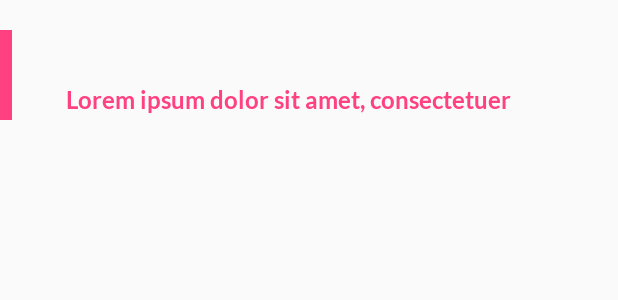
After one commit to Yorxxx/playednext, an Android app: the layout gamerelation_list_header.xml on its own in the app's theme, with its tools: preview values and no code run, on a phone screen of 412 x 824 dp. The commit adds this screen. Shown: the top 300 px of the screen. Run offline under Robolectric (Android 15) with nearby library versions, the phone set to English and light mode, and no system bars.

Commit message:
[ADDED] Header adapter view models inside GameRelationListAdapter

```diff
--- a/app/src/main/java/com/piticlistudio/playednext/gamerelation/GameRelationComponent.java
+++ b/app/src/main/java/com/piticlistudio/playednext/gamerelation/GameRelationComponent.java
@@ -1,15 +1,17 @@
 package com.piticlistudio.playednext.gamerelation;
 
+import com.piticlistudio.playednext.di.component.AppComponent;
 import com.piticlistudio.playednext.game.GameComponent;
 import com.piticlistudio.playednext.gamerelation.model.entity.GameRelationMapper;
 import com.piticlistudio.playednext.gamerelation.model.repository.GameRelationRepository;
 import com.piticlistudio.playednext.gamerelation.ui.detail.presenter.GameRelationDetailPresenter;
+import com.piticlistudio.playednext.gamerelation.ui.list.adapter.GameRelationListAdapter;
 import com.piticlistudio.playednext.gamerelation.ui.list.presenter.GameRelationListPresenter;
 import com.piticlistudio.playednext.relationinterval.RelationIntervalModule;
 
 import dagger.Component;
 
-@Component(dependencies = {GameComponent.class},
+@Component(dependencies = {GameComponent.class, AppComponent.class},
         modules = {GameRelationModule.class, RelationIntervalModule.class})
 public interface GameRelationComponent {
 
@@ -20,4 +22,6 @@ public interface GameRelationComponent {
     GameRelationRepository repository();
 
     GameRelationListPresenter listPresenter();
+
+    GameRelationListAdapter listAdapter();
 }
--- a/app/src/main/res/layout/gamerelation_list_activity.xml
+++ b/app/src/main/res/layout/gamerelation_list_activity.xml
@@ -4,6 +4,7 @@
              android:layout_width="match_parent"
              android:layout_height="match_parent"
              android:orientation="vertical"
+             android:background="@android:color/black"
              android:padding="0dp">
 
     <android.support.v7.widget.RecyclerView
--- /dev/null
+++ b/app/src/main/res/layout/gamerelation_list_header.xml
@@ -0,0 +1,42 @@
+<?xml version="1.0" encoding="utf-8"?>
+<LinearLayout xmlns:android="http://schemas.android.com/apk/res/android"
+              android:layout_width="match_parent"
+              android:layout_height="@dimen/gamerelation_list_header_height"
+              android:layout_marginTop="@dimen/gamerelation_list_header_margin_top"
+              android:gravity="center_vertical">
+
+    <View
+        android:id="@+id/border"
+        android:layout_width="8dp"
+        android:layout_height="match_parent"
+        android:background="@color/colorAccent"/>
+
+    <LinearLayout
+        android:layout_width="match_parent"
+        android:layout_height="wrap_content"
+        android:layout_marginBottom="4dp"
+        android:layout_gravity="bottom"
+        android:orientation="horizontal">
+
+        <ImageView
+            android:id="@+id/image"
+            android:layout_width="@dimen/gamerelation_list_header_icon_size"
+            android:layout_height="@dimen/gamerelation_list_header_icon_size"
+            android:layout_gravity="bottom"
+            android:layout_marginStart="@dimen/gamerelation_list_inner_items_margin"/>
+
+        <com.piticlistudio.playednext.ui.widget.CustomTextView
+            android:id="@+id/text"
+            style="@style/GameRelationList.Cell.Header"
+            android:layout_width="match_parent"
+            android:layout_height="wrap_content"
+            android:layout_gravity="center|bottom"
+            android:layout_marginStart="@dimen/gamerelation_list_inner_items_margin"
+            android:gravity="center_vertical"
+            android:maxLines="1"
+            android:text="@string/lorem"/>
+
+    </LinearLayout>
+
+
+</LinearLayout>
--- a/app/src/main/res/values/dimens.xml
+++ b/app/src/main/res/values/dimens.xml
@@ -11,4 +11,9 @@
     <dimen name="game_search_adapter_cell_height">140dp</dimen>
     <dimen name="game_search_adapter_spacing">4dp</dimen>
     <dimen name="game_search_error_image_size">200dp</dimen>
+
+    <dimen name="gamerelation_list_header_height">60dp</dimen>
+    <dimen name="gamerelation_list_header_margin_top">20dp</dimen>
+    <dimen name="gamerelation_list_header_icon_size">24dp</dimen>
+    <dimen name="gamerelation_list_inner_items_margin">6dp</dimen>
 </resources>
--- a/app/src/main/res/values/strings.xml
+++ b/app/src/main/res/values/strings.xml
@@ -15,4 +15,8 @@
     <string name="game_search_error_title">Something went wrong</string>
     <string name="game_search_error_retry_button">Retry</string>
     <string name="game_search_emptylist">No results were found.</string>
+
+    <string name="gamerelation_list_header_title_done">Done</string>
+    <string name="gamerelation_list_header_title_playing">Playing</string>
+    <string name="gamerelation_list_header_title_pending">Todo</string>
 </resources>
--- a/app/src/main/res/values/styles.xml
+++ b/app/src/main/res/values/styles.xml
@@ -77,6 +77,12 @@
         <item name="android:textSize">12sp</item>
     </style>
 
+    <style name="GameRelationList.Cell.Header" parent="Base.TextAppearance.AppCompat.Large">
+        <item name="com.piticlistudio.playednext:font">fonts/Lato-Bold.ttf</item>
+        <item name="android:textColor">@color/colorAccent</item>
+        <item name="android:textSize">16sp</item>
+    </style>
+
     <!-- Card styles -->
     <style name="Widget.CardContent" parent="android:Widget">
         <item name="android:paddingLeft">16dp</item>
```
Also changed, not shown: app/src/main/java/com/piticlistudio/playednext/gamerelation/ui/list/adapter/GameRelationListAdapter.java (added, +47 -0 lines), app/src/main/java/com/piticlistudio/playednext/gamerelation/ui/list/adapter/models/HeaderModel.java (added, +83 -0 lines), app/src/main/java/com/piticlistudio/playednext/gamerelation/ui/list/view/GameRelationListActivity.java (+14 -1 lines).
